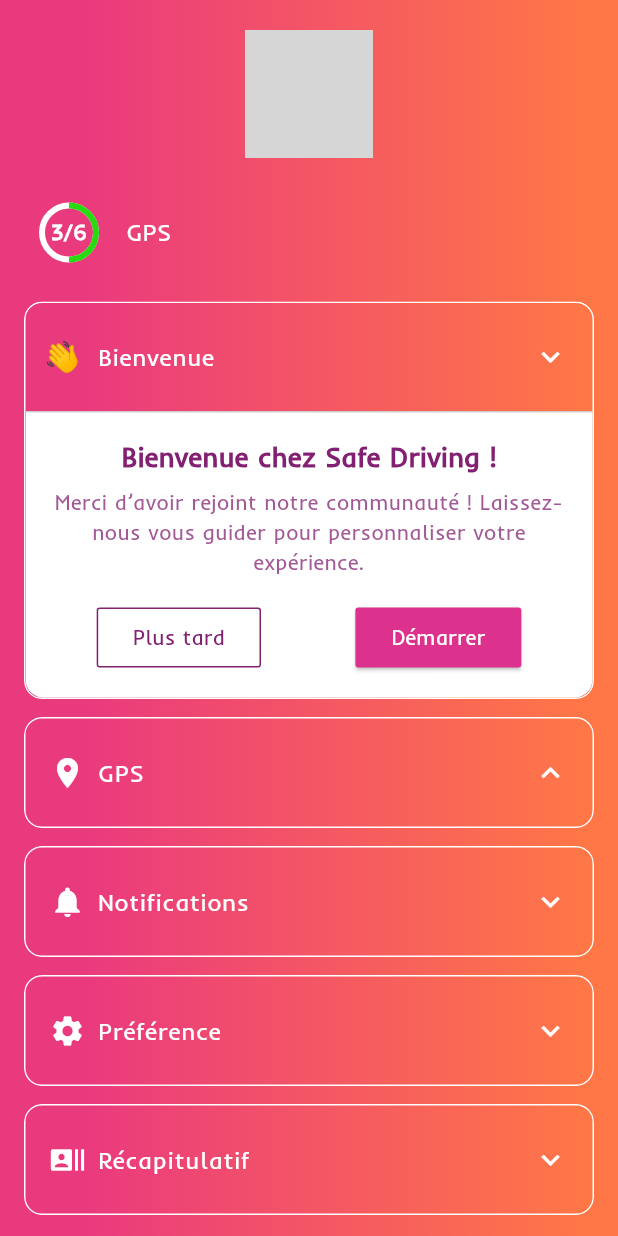
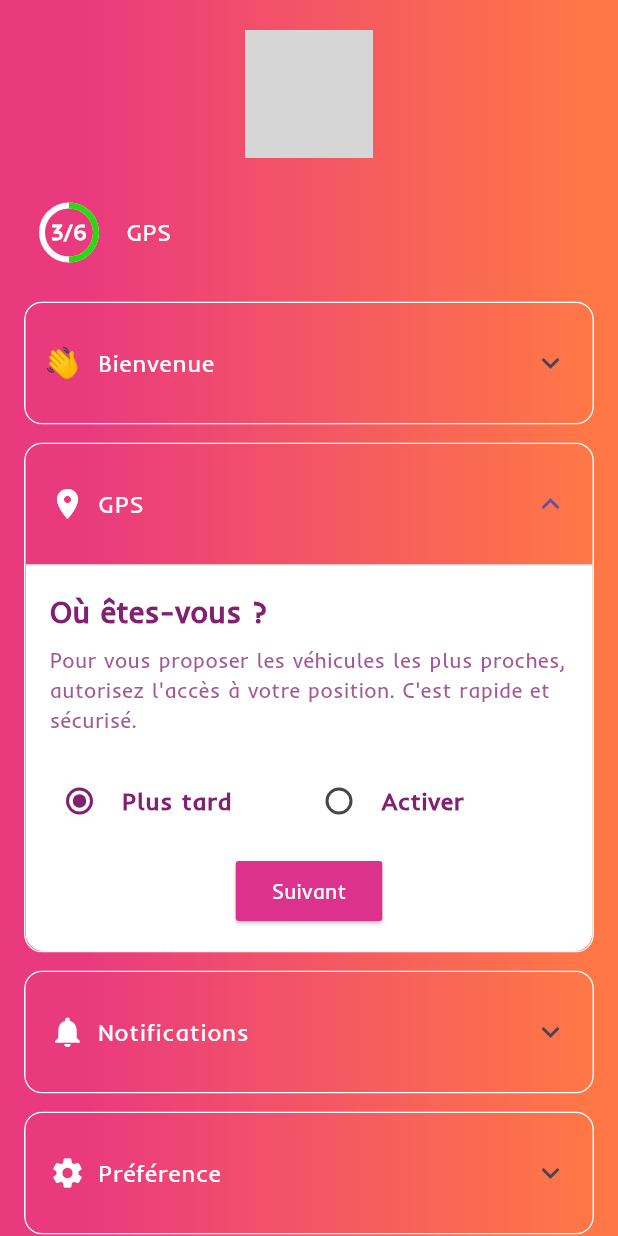
Before and after one commit to Tokiarivelo/safe-driving, a Flutter app: the screen it shows after launch, after a tap on "Je suis utilisateur", after a tap on "Plus tard", on a phone screen of 412 x 824 dp. Run offline on Flutter 3.47's test engine with Material 3 defaults, Android fonts, the phone set to English and light mode, and no system bars; our stand-ins replace flutter_dotenv, flutter_svg, graphql_flutter; accounts and stored records are empty; grey boxes are pictures that could not be loaded.

Commit message:
feat: adding animation for expansion & fixing of buttons

```diff
--- /dev/null
+++ b/apps/mobile/lib/models/auth/interactive_menu/for_user.dart
@@ -0,0 +1,37 @@
+import 'package:flutter/material.dart';
+
+class StepInfo {
+  final String title;
+  final IconData? icon;
+  final String? emoji;
+
+  const StepInfo({required this.title, this.icon, this.emoji});
+}
+
+class AppState {
+  final bool gpsEnabled;
+  final bool notifEnabled;
+  final String selectedTheme;
+  final List<String> selectedTransports;
+
+  const AppState({
+    this.gpsEnabled = false,
+    this.notifEnabled = false,
+    this.selectedTheme = 'Clair',
+    this.selectedTransports = const [],
+  });
+
+  AppState copyWith({
+    bool? gpsEnabled,
+    bool? notifEnabled,
+    String? selectedTheme,
+    List<String>? selectedTransports,
+  }) {
+    return AppState(
+      gpsEnabled: gpsEnabled ?? this.gpsEnabled,
+      notifEnabled: notifEnabled ?? this.notifEnabled,
+      selectedTheme: selectedTheme ?? this.selectedTheme,
+      selectedTransports: selectedTransports ?? this.selectedTransports,
+    );
+  }
+}
--- a/apps/mobile/lib/shared/widgets/customs/interactive_menu_widget.dart
+++ b/apps/mobile/lib/shared/widgets/customs/interactive_menu_widget.dart
@@ -1,6 +1,8 @@
 import 'package:flutter/material.dart';
 import 'package:flutter_svg/flutter_svg.dart';
 import 'package:safe_driving/core/constants/colors/colors.dart';
+import 'package:safe_driving/models/auth/interactive_menu/for_user.dart';
+import 'package:safe_driving/shared/widgets/animations/animation_widget.dart';
 
 class InteractiveMenuWidget extends StatefulWidget {
   const InteractiveMenuWidget({super.key});
@@ -10,46 +12,137 @@ class InteractiveMenuWidget extends StatefulWidget {
 }
 
 class InteractiveMenuWidgetState extends State<InteractiveMenuWidget> {
+  static const int _totalSteps = 6;
+
   int _currentStep = 1;
-
-  // États d'expansion pour chaque tile
+  AppState _appState = const AppState();
   final Map<int, bool> _expandedTiles = {};
 
-  // États pour les steps
-  bool _gpsEnabled = false;
-  bool _notifEnabled = false;
-  String _selectedTheme = 'Clair';
-  final List<String> _selectedTransports = [];
-
-  final List<_StepInfo> _steps = [
-    _StepInfo(title: 'Bienvenue', icon: null, emoji: '👋'),
-    _StepInfo(title: 'GPS', icon: Icons.location_on),
-    _StepInfo(title: 'Notifications', icon: Icons.notifications),
-    _StepInfo(title: 'Préférence', icon: Icons.settings),
-    _StepInfo(title: 'Récapitulatif', icon: Icons.recent_actors),
+  // Configuration des étapes
+  static const List<StepInfo> _steps = [
+    StepInfo(title: 'Bienvenue', emoji: '👋'),
+    StepInfo(title: 'GPS', icon: Icons.location_on),
+    StepInfo(title: 'Notifications', icon: Icons.notifications),
+    StepInfo(title: 'Préférence', icon: Icons.settings),
+    StepInfo(title: 'Récapitulatif', icon: Icons.recent_actors),
   ];
 
+  static const List<String> _transportModes = [
+    'Voiture',
+    'Moto',
+    'TukTuk',
+    'Vélo',
+  ];
+
+  static const Map<String, IconData> _transportIcons = {
+    'Voiture': Icons.directions_car,
+    'Moto': Icons.motorcycle,
+    'TukTuk': Icons.electric_rickshaw,
+    'Vélo': Icons.pedal_bike,
+  };
+
+  @override
+  void initState() {
+    super.initState();
+    _initializeExpandedTiles();
+  }
+
+  void _initializeExpandedTiles() {
+    for (int i = 2; i <= _totalSteps; i++) {
+      _expandedTiles[i] = false;
+    }
+  }
+
+  // Navigation entre les étapes (ici steps ce sont les expansions)
   void _nextStep() {
-    if (_currentStep < 6) setState(() => _currentStep++);
+    if (_currentStep < _totalSteps) {
+      _updateStep(_currentStep + 1);
+    }
+  }
+
+  void _goToStep(int step) {
+    if (step >= 1 && step <= _totalSteps) {
+      _updateStep(step);
+    }
+  }
+
+  void _nextStepImmediate() {
+    if (_currentStep < _totalSteps) {
+      final newStep = _currentStep + 1;
+      setState(() {
+        if (_currentStep > 1) {
+          _expandedTiles[_currentStep] = false;
+        }
+        _currentStep = newStep;
+        if (newStep > 1) {
+          _expandedTiles[newStep] = true;
+        }
+      });
+    }
+  }
+
+  void _updateStep(int newStep) {
+    setState(() {
+      if (_currentStep > 1) {
+        _expandedTiles[_currentStep] = false;
+      }
+      _currentStep = newStep;
+      // Ouvrir immédiatement la nouvelle step
+      if (newStep > 1) {
+        _expandedTiles[newStep] = true;
+      }
+    });
   }
 
   String _getStepTitle(int step) {
-    switch (step) {
-      case 1:
-        return 'Rôle';
-      case 2:
-        return 'Bienvenue';
-      case 3:
-        return 'GPS';
-      case 4:
-        return 'Notifications';
-      case 5:
-        return 'Préférences';
-      case 6:
-        return 'Récapitulatif';
-      default:
-        return 'Étape $step';
+    const titles = {
+      1: 'Rôle',
+      2: 'Bienvenue',
+      3: 'GPS',
+      4: 'Notifications',
+      5: 'Préférences',
+      6: 'Récapitulatif',
+    };
+    return titles[step] ?? 'Étape $step';
   }
+
+  // Update state
+  void _updateGps(bool value) {
+    setState(() {
+      _appState = _appState.copyWith(gpsEnabled: value);
+    });
+  }
+
+  void _updateNotifications(bool value) {
+    setState(() {
+      _appState = _appState.copyWith(notifEnabled: value);
+    });
+  }
+
+  void _updateTheme(String theme) {
+    setState(() {
+      _appState = _appState.copyWith(selectedTheme: theme);
+    });
+  }
+
+  void _updateTransport(String transport, bool selected) {
+    setState(() {
+      final newTransports = List<String>.from(_appState.selectedTransports);
+      if (selected) {
+        newTransports.add(transport);
+      } else {
+        newTransports.remove(transport);
+      }
+      _appState = _appState.copyWith(selectedTransports: newTransports);
+    });
+  }
+
+  void _removeTransport(String transport) {
+    setState(() {
+      final newTransports = List<String>.from(_appState.selectedTransports);
+      newTransports.remove(transport);
+      _appState = _appState.copyWith(selectedTransports: newTransports);
+    });
   }
 
   @override
@@ -93,7 +186,11 @@ class InteractiveMenuWidgetState extends State<InteractiveMenuWidget> {
                   mainAxisAlignment: MainAxisAlignment.center,
                   children: [
                     Padding(
-                      padding: const EdgeInsets.only(left: 16, right: 16, bottom: 30),
+                      padding: const EdgeInsets.only(
+                        left: 16,
+                        right: 16,
+                        bottom: 30,
+                      ),
                       child: Container(
                         width: 330,
                         padding: const EdgeInsets.all(16),
@@ -144,35 +241,49 @@ class InteractiveMenuWidgetState extends State<InteractiveMenuWidget> {
     );
   }
 
-  //Les expansions
+  //Les expansions avec effet de slide (on utilise un widget animation)
   Widget _buildExpansionTile(int step) {
     final info = _steps[step - 2];
-    final isExpanded = _expandedTiles[step] ?? (_currentStep == step);
+    final isExpanded = _expandedTiles[step] ?? false;
 
     return Container(
       margin: const EdgeInsets.symmetric(horizontal: 16, vertical: 6),
+      child: Theme(
+        data: Theme.of(context).copyWith(dividerColor: Colors.transparent),
         child: ExpansionTile(
-        key: Key('step_$step'),
+          key: ValueKey(
+            'expansion_tile_${step}_$isExpanded',
+          ), // Clé dynamique pour forcer le rebuild
           backgroundColor: AppColors.transparent,
           collapsedBackgroundColor: AppColors.transparent,
           shape: RoundedRectangleBorder(
             borderRadius: BorderRadius.circular(12),
-          side: BorderSide(color: AppColors.light),
+            side: BorderSide(color: AppColors.light, width: 1.0),
           ),
           collapsedShape: RoundedRectangleBorder(
             borderRadius: BorderRadius.circular(12),
-          side: BorderSide(color: AppColors.light),
+            side: BorderSide(color: AppColors.light, width: 1.0),
           ),
           initiallyExpanded: isExpanded,
-        onExpansionChanged: (open) {
+          maintainState:
+              true, // Maintient l'état pour éviter les reconstructions
+          onExpansionChanged: (bool expanded) {
             setState(() {
-            _expandedTiles[step] = open;
-            if (open) {
+              _expandedTiles[step] = expanded;
+              if (expanded && _currentStep != step) {
+                // Fermer les autres tiles
+                for (int i = 2; i <= 6; i++) {
+                  if (i != step) {
+                    _expandedTiles[i] = false;
+                  }
+                }
                 _currentStep = step;
               }
             });
           },
-        tilePadding: const EdgeInsets.symmetric(horizontal: 16, vertical: 8),
+          controlAffinity: ListTileControlAffinity
+              .trailing, // on assure que la flèche est bien gérée (compliquer à gérer avec SlidingExpansionTile)
+          tilePadding: const EdgeInsets.symmetric(horizontal: 16, vertical: 12),
           title: Row(
             children: [
               if (info.emoji != null)
@@ -201,12 +312,9 @@ class InteractiveMenuWidgetState extends State<InteractiveMenuWidget> {
               ),
             ],
           ),
-        trailing: Icon(
-          isExpanded ? Icons.expand_less : Icons.expand_more,
-          color: AppColors.light,
-        ),
           children: [
-          Container(
+            slideSmoothAnimation(
+              child: Container(
                 width: double.infinity,
                 decoration: BoxDecoration(
                   color: AppColors.secondBackgroundColor,
@@ -214,13 +322,17 @@ class InteractiveMenuWidgetState extends State<InteractiveMenuWidget> {
                     bottomLeft: Radius.circular(12),
                     bottomRight: Radius.circular(12),
                   ),
-              border: Border(top: BorderSide(color: AppColors.blur, width: 1)),
+                  border: Border(
+                    top: BorderSide(color: AppColors.blur, width: 1),
+                  ),
                   boxShadow: [BoxShadow(color: AppColors.blur, blurRadius: 15)],
                 ),
                 padding: const EdgeInsets.all(16),
                 child: _buildStepContent(step),
               ),
+            ),
           ],
+        ),
       ),
     );
   }
@@ -255,7 +367,7 @@ class InteractiveMenuWidgetState extends State<InteractiveMenuWidget> {
                     onPressed: _nextStep,
                     child: const Text(
                       'Je suis utilisateur',
-                      style: TextStyle(color: AppColors.light, fontSize: 9),
+                      style: TextStyle(color: AppColors.light, fontSize: 10),
                     ),
                   ),
                 ),
@@ -269,10 +381,10 @@ class InteractiveMenuWidgetState extends State<InteractiveMenuWidget> {
                         borderRadius: BorderRadius.circular(2),
                       ),
                     ),
-                    onPressed: () {},
+                    onPressed: _nextStep,
                     child: const Text(
                       'Je suis un chauffeur',
-                      style: TextStyle(color: AppColors.light, fontSize: 9),
+                      style: TextStyle(color: AppColors.light, fontSize: 10),
                     ),
                   ),
                 ),
@@ -313,7 +425,7 @@ class InteractiveMenuWidgetState extends State<InteractiveMenuWidget> {
                       borderRadius: BorderRadius.circular(2),
                     ),
                   ),
-                  onPressed: () => setState(() => _currentStep = 3),
+                  onPressed: _nextStepImmediate,
                   child: Text(
                     'Plus tard',
                     style: TextStyle(color: AppColors.buttonWithoutBackGround),
@@ -326,7 +438,7 @@ class InteractiveMenuWidgetState extends State<InteractiveMenuWidget> {
                       borderRadius: BorderRadius.circular(2),
                     ),
                   ),
-                  onPressed: () => setState(() => _currentStep = 3),
+                  onPressed: _nextStepImmediate,
                   child: const Text(
                     'Démarrer',
                     style: TextStyle(color: AppColors.light),
@@ -361,20 +473,36 @@ class InteractiveMenuWidgetState extends State<InteractiveMenuWidget> {
               children: [
                 Expanded(
                   child: RadioListTile<bool>(
-                    title: const Text('Plus tard'),
+                    contentPadding: EdgeInsets.zero,
+                    visualDensity: const VisualDensity(horizontal: -4),
+                    title: Text(
+                      'Plus tard',
+                      style: TextStyle(
+                        color: AppColors.buttonWithoutBackGround,
+                        fontWeight: FontWeight.w600,
+                      ),
+                    ),
                     value: false,
-                    groupValue: _gpsEnabled,
+                    groupValue: _appState.gpsEnabled,
                     activeColor: AppColors.buttonWithoutBackGround,
-                    onChanged: (v) => setState(() => _gpsEnabled = v!),
+                    onChanged: (value) => _updateGps(value!),
                   ),
                 ),
                 Expanded(
                   child: RadioListTile<bool>(
-                    title: const Text('Activer'),
+                    contentPadding: EdgeInsets.zero,
+                    visualDensity: const VisualDensity(horizontal: -4),
+                    title: Text(
+                      'Activer',
+                      style: TextStyle(
+                        color: AppColors.buttonWithoutBackGround,
+                        fontWeight: FontWeight.w600,
+                      ),
+                    ),
                     value: true,
-                    groupValue: _gpsEnabled,
+                    groupValue: _appState.gpsEnabled,
                     activeColor: AppColors.buttonWithoutBackGround,
-                    onChanged: (v) => setState(() => _gpsEnabled = v!),
+                    onChanged: (value) => _updateGps(value!),
                   ),
                 ),
               ],
@@ -388,7 +516,7 @@ class InteractiveMenuWidgetState extends State<InteractiveMenuWidget> {
                     borderRadius: BorderRadius.circular(2),
                   ),
                 ),
-                onPressed: () => setState(() => _currentStep = 4),
+                onPressed: _nextStepImmediate,
                 child: const Text(
                   'Suivant',
                   style: TextStyle(color: AppColors.light),
@@ -422,20 +550,36 @@ class InteractiveMenuWidgetState extends State<InteractiveMenuWidget> {
               children: [
                 Expanded(
                   child: RadioListTile<bool>(
-                    title: const Text('Plus tard'),
+                    contentPadding: EdgeInsets.zero,
+                    visualDensity: const VisualDensity(horizontal: -4),
+                    title: Text(
+                      'Plus tard',
+                      style: TextStyle(
+                        color: AppColors.buttonWithoutBackGround,
+                        fontWeight: FontWeight.w600,
+                      ),
+                    ),
                     value: false,
-                    groupValue: _notifEnabled,
+                    groupValue: _appState.notifEnabled,
                     activeColor: AppColors.buttonWithoutBackGround,
-                    onChanged: (v) => setState(() => _notifEnabled = v!),
+                    onChanged: (value) => _updateNotifications(value!),
                   ),
                 ),
                 Expanded(
                   child: RadioListTile<bool>(
-                    title: const Text('Activer'),
+                    contentPadding: EdgeInsets.zero,
+                    visualDensity: const VisualDensity(horizontal: -4),
+                    title: Text(
+                      'Activer',
+                      style: TextStyle(
+                        color: AppColors.buttonWithoutBackGround,
+                        fontWeight: FontWeight.w600,
+                      ),
+                    ),
                     value: true,
-                    groupValue: _notifEnabled,
+                    groupValue: _appState.notifEnabled,
                     activeColor: AppColors.buttonWithoutBackGround,
-                    onChanged: (v) => setState(() => _notifEnabled = v!),
+                    onChanged: (value) => _updateNotifications(value!),
                   ),
                 ),
               ],
@@ -449,7 +593,7 @@ class InteractiveMenuWidgetState extends State<InteractiveMenuWidget> {
                     borderRadius: BorderRadius.circular(2),
                   ),
                 ),
-                onPressed: () => setState(() => _currentStep = 5),
+                onPressed: _nextStepImmediate,
                 child: const Text(
                   'Suivant',
                   style: TextStyle(color: AppColors.light),
@@ -487,14 +631,14 @@ class InteractiveMenuWidgetState extends State<InteractiveMenuWidget> {
               children: [
                 ChoiceChip(
                   label: const Text('Clair'),
-                  selected: _selectedTheme == 'Clair',
-                  onSelected: (_) => setState(() => _selectedTheme = 'Clair'),
+                  selected: _appState.selectedTheme == 'Clair',
+                  onSelected: (_) => _updateTheme('Clair'),
                 ),
                 const SizedBox(width: 8),
                 ChoiceChip(
                   label: const Text('Sombre'),
-                  selected: _selectedTheme == 'Sombre',
-                  onSelected: (_) => setState(() => _selectedTheme = 'Sombre'),
+                  selected: _appState.selectedTheme == 'Sombre',
+                  onSelected: (_) => _updateTheme('Sombre'),
                 ),
               ],
             ),
@@ -507,7 +651,7 @@ class InteractiveMenuWidgetState extends State<InteractiveMenuWidget> {
             Container(
               decoration: BoxDecoration(
                 border: Border.all(
-                  color: AppColors.fillButtonBackgorund.withOpacity(0.3),
+                  color: AppColors.fillButtonBackgorund.withValues(alpha: 0.3),
                   width: 1,
                 ),
                 borderRadius: BorderRadius.circular(8),
@@ -515,30 +659,15 @@ class InteractiveMenuWidgetState extends State<InteractiveMenuWidget> {
               padding: const EdgeInsets.all(8),
               child: Wrap(
                 spacing: 8,
-                children: ['Voiture', 'Moto', 'TukTuk', 'Vélo'].map((mode) {
-                  final sel = _selectedTransports.contains(mode);
+                children: _transportModes.map((mode) {
+                  final isSelected = _appState.selectedTransports.contains(
+                    mode,
+                  );
                   return FilterChip(
-                    avatar: Icon(
-                      mode == 'Voiture'
-                          ? Icons.directions_car
-                          : mode == 'Moto'
-                          ? Icons.motorcycle
-                          : mode == 'TukTuk'
-                          ? Icons.electric_rickshaw
-                          : Icons.pedal_bike,
-                      size: 18,
-                    ),
+                    avatar: Icon(_transportIcons[mode], size: 18),
                     label: Text(mode),
-                    selected: sel,
-                    onSelected: (on) {
-                      setState(() {
-                        if (on) {
-                          _selectedTransports.add(mode);
-                        } else {
-                          _selectedTransports.remove(mode);
-                        }
-                      });
-                    },
+                    selected: isSelected,
+                    onSelected: (selected) => _updateTransport(mode, selected),
                     selectedColor: AppColors.fillButtonBackgorund,
                     checkmarkColor: AppColors.light,
                   );
@@ -557,7 +686,7 @@ class InteractiveMenuWidgetState extends State<InteractiveMenuWidget> {
                       borderRadius: BorderRadius.circular(2),
                     ),
                   ),
-                  onPressed: () => setState(() => _currentStep = 6),
+                  onPressed: _nextStepImmediate,
                   child: Text(
                     'Plus tard',
                     style: TextStyle(color: AppColors.buttonWithoutBackGround),
@@ -570,7 +699,7 @@ class InteractiveMenuWidgetState extends State<InteractiveMenuWidget> {
                       borderRadius: BorderRadius.circular(2),
                     ),
                   ),
-                  onPressed: () => setState(() => _currentStep = 6),
+                  onPressed: _nextStepImmediate,
                   child: const Text(
                     'Valider',
                     style: TextStyle(color: AppColors.light),
@@ -604,9 +733,9 @@ class InteractiveMenuWidgetState extends State<InteractiveMenuWidget> {
             Row(
               children: [
                 Switch(
-                  value: _gpsEnabled,
+                  value: _appState.gpsEnabled,
                   activeColor: AppColors.progress,
-                  onChanged: (v) => setState(() => _gpsEnabled = v),
+                  onChanged: _updateGps,
                 ),
                 const SizedBox(width: 8),
                 const Text(
@@ -618,9 +747,9 @@ class InteractiveMenuWidgetState extends State<InteractiveMenuWidget> {
             Row(
               children: [
                 Switch(
-                  value: _notifEnabled,
+                  value: _appState.notifEnabled,
                   activeColor: AppColors.progress,
-                  onChanged: (v) => setState(() => _notifEnabled = v),
+                  onChanged: _updateNotifications,
                 ),
                 const SizedBox(width: 8),
                 const Text(
@@ -631,14 +760,14 @@ class InteractiveMenuWidgetState extends State<InteractiveMenuWidget> {
             ),
             const SizedBox(height: 16),
             Text(
-              'Thème : $_selectedTheme',
+              'Thème : ${_appState.selectedTheme}',
               style: TextStyle(color: AppColors.buttonWithoutBackGround),
             ),
             const SizedBox(height: 8),
             Container(
               decoration: BoxDecoration(
                 border: Border.all(
-                  color: AppColors.fillButtonBackgorund.withOpacity(0.3),
+                  color: AppColors.fillButtonBackgorund.withValues(alpha: 0.3),
                   width: 1,
                 ),
                 borderRadius: BorderRadius.circular(8),
@@ -648,24 +777,18 @@ class InteractiveMenuWidgetState extends State<InteractiveMenuWidget> {
                 crossAxisAlignment: CrossAxisAlignment.start,
                 children: [
                   Text(
-                    'Transport :',
+                    'Transport(s) :',
                     style: TextStyle(color: AppColors.buttonWithoutBackGround),
                   ),
                   const SizedBox(height: 8),
-                  if (_selectedTransports.isNotEmpty)
+                  if (_appState.selectedTransports.isNotEmpty)
                     Wrap(
                       spacing: 8,
                       runSpacing: 4,
-                      children: _selectedTransports.map((transport) {
+                      children: _appState.selectedTransports.map((transport) {
                         return Chip(
                           avatar: Icon(
-                            transport == 'Voiture'
-                                ? Icons.directions_car
-                                : transport == 'Moto'
-                                ? Icons.motorcycle
-                                : transport == 'TukTuk'
-                                ? Icons.electric_rickshaw
-                                : Icons.pedal_bike,
+                            _transportIcons[transport],
                             size: 16,
                             color: AppColors.buttonWithoutBackGround,
                           ),
@@ -681,15 +804,11 @@ class InteractiveMenuWidgetState extends State<InteractiveMenuWidget> {
                             size: 18,
                             color: AppColors.buttonWithoutBackGround,
                           ),
-                          onDeleted: () {
-                            setState(() {
-                              _selectedTransports.remove(transport);
-                            });
-                          },
+                          onDeleted: () => _removeTransport(transport),
                           backgroundColor: AppColors.secondBackgroundColor,
                           side: BorderSide(
-                            color: AppColors.fillButtonBackgorund.withOpacity(
-                              0.5,
+                            color: AppColors.fillButtonBackgorund.withValues(
+                              alpha: 0.5,
                             ),
                             width: 1,
                           ),
@@ -700,8 +819,8 @@ class InteractiveMenuWidgetState extends State<InteractiveMenuWidget> {
                     Text(
                       'Aucun transport sélectionné',
                       style: TextStyle(
-                        color: AppColors.buttonWithoutBackGround.withOpacity(
-                          0.6,
+                        color: AppColors.buttonWithoutBackGround.withValues(
+                          alpha: 0.6,
                         ),
                         fontStyle: FontStyle.italic,
                       ),
@@ -721,7 +840,7 @@ class InteractiveMenuWidgetState extends State<InteractiveMenuWidget> {
                       borderRadius: BorderRadius.circular(2),
                     ),
                   ),
-                  onPressed: () => setState(() => _currentStep = 1),
+                  onPressed: () => _goToStep(1),
                   child: Text(
                     'Annuler',
                     style: TextStyle(color: AppColors.buttonWithoutBackGround),
@@ -752,10 +871,3 @@ class InteractiveMenuWidgetState extends State<InteractiveMenuWidget> {
     }
   }
 }
-
-class _StepInfo {
-  final String title;
-  final IconData? icon;
-  final String? emoji;
-  _StepInfo({required this.title, this.icon, this.emoji});
-}
```
Also changed, not shown: apps/mobile/lib/shared/widgets/animations/animation_widget.dart (added, +233 -0 lines). Lines whose indentation alone changed are shown as unchanged.
